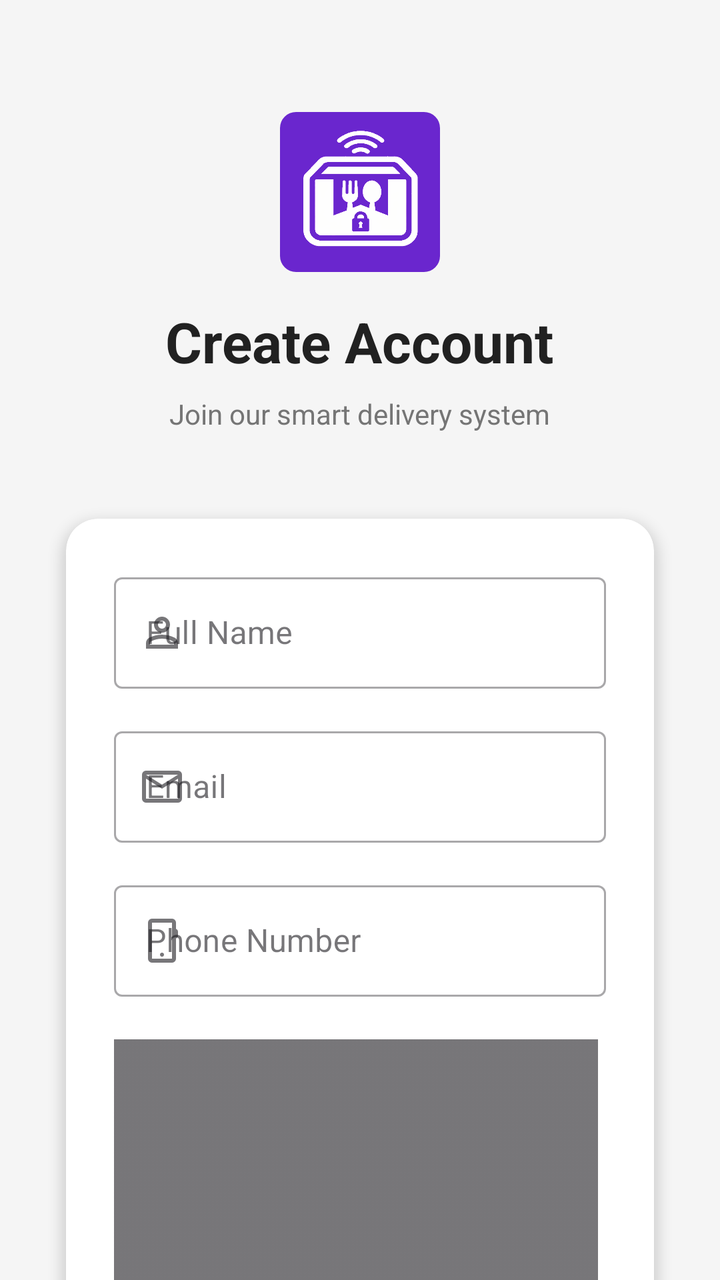
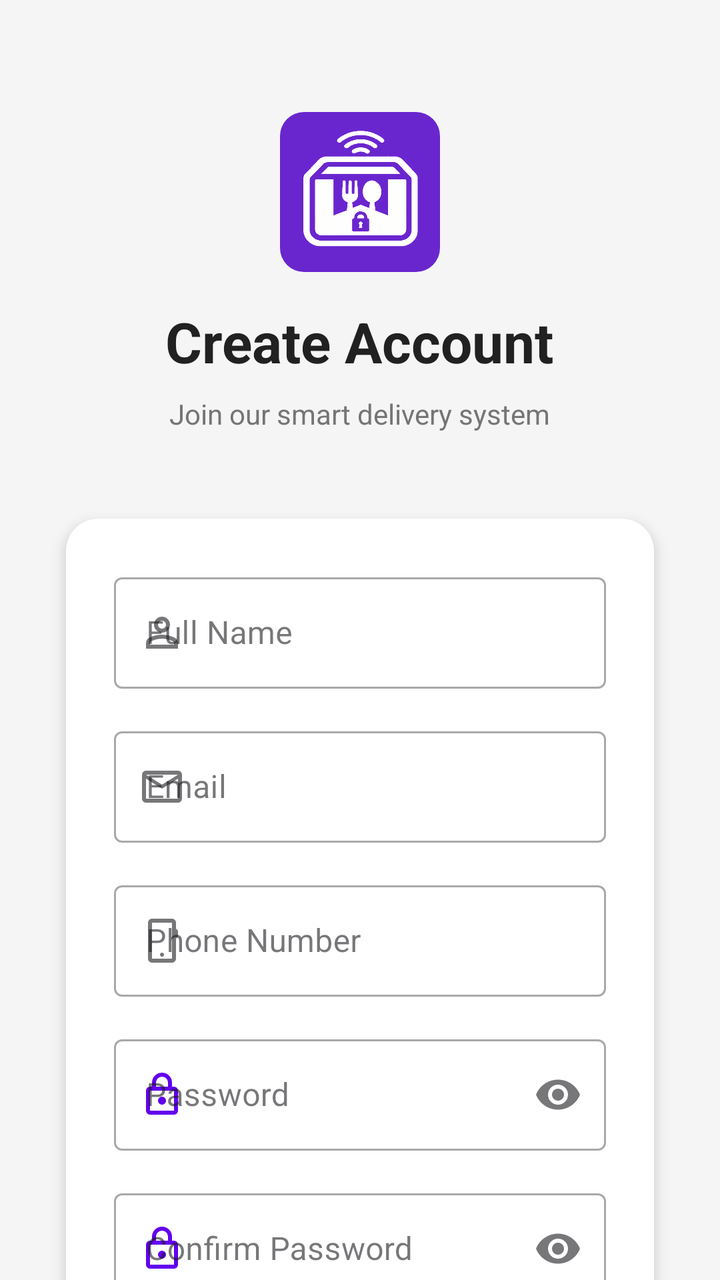

Two renders of the same Android screen: before a commit and after it. Below are the layout's source before the change and the commit's diff.
<!-- AndroidManifest.xml: application theme Theme.SmartFoodDeliveryBox -->
<!-- res/layout/activity_registration.xml -->
<?xml version="1.0" encoding="utf-8"?>
<androidx.core.widget.NestedScrollView
    xmlns:android="http://schemas.android.com/apk/res/android"
    xmlns:app="http://schemas.android.com/apk/res-auto"
    android:id="@+id/registerScroll"
    android:layout_width="match_parent"
    android:layout_height="match_parent"
    android:background="#F5F5F5"
    android:fillViewport="true">

    <LinearLayout
        android:id="@+id/registerRoot"
        android:layout_width="match_parent"
        android:layout_height="wrap_content"
        android:orientation="vertical"
        android:padding="24dp"
        android:paddingBottom="40dp"
        android:gravity="top">

        
        <com.google.android.material.imageview.ShapeableImageView
            android:id="@+id/ivHeaderIcon"
            android:layout_width="80dp"
            android:layout_height="80dp"
            android:layout_gravity="center_horizontal"
            android:layout_marginTop="32dp"
            android:src="@drawable/ic_logo"
            android:scaleType="centerCrop"
            android:background="@android:color/transparent"
            android:tint="@null"
            app:tint="@null"
            app:shapeAppearanceOverlay="@style/ShapeAppearance.Material3.MediumComponent" />


        <TextView
            android:id="@+id/tvCreateAccount"
            android:layout_width="wrap_content"
            android:layout_height="wrap_content"
            android:text="Create Account"
            android:textSize="28sp"
            android:textStyle="bold"
            android:textColor="#212121"
            android:layout_gravity="center_horizontal"
            android:layout_marginTop="16dp"/>

        <TextView
            android:id="@+id/tvJoinSubtitle"
            android:layout_width="wrap_content"
            android:layout_height="wrap_content"
            android:text="Join our smart delivery system"
            android:textSize="14sp"
            android:textColor="#757575"
            android:layout_gravity="center_horizontal"
            android:layout_marginTop="8dp"
            android:layout_marginBottom="32dp"/>

        
        <androidx.cardview.widget.CardView
            android:id="@+id/cardRegister"
            android:layout_width="match_parent"
            android:layout_height="wrap_content"
            app:cardCornerRadius="16dp"
            app:cardElevation="4dp"
            app:cardUseCompatPadding="true">

            <LinearLayout
                android:layout_width="match_parent"
                android:layout_height="wrap_content"
                android:orientation="vertical"
                android:padding="24dp">

                
                <com.google.android.material.textfield.TextInputLayout
                    android:id="@+id/tilName"
                    android:layout_width="match_parent"
                    android:layout_height="wrap_content"
                    android:hint="Full Name"
                    app:startIconDrawable="@drawable/ic_user"
                    style="@style/Widget.MaterialComponents.TextInputLayout.OutlinedBox">

                    <com.google.android.material.textfield.TextInputEditText
                        android:id="@+id/etName"
                        android:layout_width="match_parent"
                        android:layout_height="wrap_content"
                        android:inputType="textPersonName"
                        android:imeOptions="actionNext"
                        android:singleLine="true"/>
                </com.google.android.material.textfield.TextInputLayout>

                
                <com.google.android.material.textfield.TextInputLayout
                    android:id="@+id/tilEmail"
                    android:layout_width="match_parent"
                    android:layout_height="wrap_content"
                    android:hint="Email"
                    android:layout_marginTop="16dp"
                    app:startIconDrawable="@drawable/ic_email"
                    style="@style/Widget.MaterialComponents.TextInputLayout.OutlinedBox">

                    <com.google.android.material.textfield.TextInputEditText
                        android:id="@+id/etEmail"
                        android:layout_width="match_parent"
                        android:layout_height="wrap_content"
                        android:inputType="textEmailAddress"
                        android:imeOptions="actionNext"
                        android:singleLine="true"/>
                </com.google.android.material.textfield.TextInputLayout>

                
                <com.google.android.material.textfield.TextInputLayout
                    android:id="@+id/tilPhone"
                    android:layout_width="match_parent"
                    android:layout_height="wrap_content"
                    android:hint="Phone Number"
                    android:layout_marginTop="16dp"
                    app:startIconDrawable="@drawable/ic_phone"
                    style="@style/Widget.MaterialComponents.TextInputLayout.OutlinedBox">

                    <com.google.android.material.textfield.TextInputEditText
                        android:id="@+id/etPhone"
                        android:layout_width="match_parent"
                        android:layout_height="wrap_content"
                        android:inputType="phone"
                        android:imeOptions="actionNext"
                        android:singleLine="true"/>
                </com.google.android.material.textfield.TextInputLayout>

                
                <com.google.android.material.textfield.TextInputLayout
                    android:id="@+id/tilPassword"
                    android:layout_width="match_parent"
                    android:layout_height="wrap_content"
                    android:hint="Password"
                    android:layout_marginTop="16dp"
                    app:startIconDrawable="@drawable/ic_launcher_foreground"
                    app:endIconMode="password_toggle"
                    style="@style/Widget.MaterialComponents.TextInputLayout.OutlinedBox">

                    <com.google.android.material.textfield.TextInputEditText
                        android:id="@+id/etPassword"
                        android:layout_width="match_parent"
                        android:layout_height="wrap_content"
                        android:inputType="textPassword"
                        android:imeOptions="actionNext"
                        android:singleLine="true"/>
                </com.google.android.material.textfield.TextInputLayout>

                
                <com.google.android.material.textfield.TextInputLayout
                    android:id="@+id/tilConfirmPassword"
                    android:layout_width="match_parent"
                    android:layout_height="wrap_content"
                    android:hint="Confirm Password"
                    android:layout_marginTop="16dp"
                    app:startIconDrawable="@drawable/ic_lock"
                    app:endIconMode="password_toggle"
                    style="@style/Widget.MaterialComponents.TextInputLayout.OutlinedBox">

                    <com.google.android.material.textfield.TextInputEditText
                        android:id="@+id/etConfirmPassword"
                        android:layout_width="match_parent"
                        android:layout_height="wrap_content"
                        android:inputType="textPassword"
                        android:imeOptions="actionDone"
                        android:singleLine="true"/>
                </com.google.android.material.textfield.TextInputLayout>

                
                <com.google.android.material.button.MaterialButton
                    android:id="@+id/btnRegister"
                    android:layout_width="match_parent"
                    android:layout_height="56dp"
                    android:text="Register"
                    android:textSize="16sp"
                    android:layout_marginTop="24dp"
                    app:cornerRadius="12dp"/>

                
                <ProgressBar
                    android:id="@+id/progressBar"
                    android:layout_width="wrap_content"
                    android:layout_height="wrap_content"
                    android:layout_gravity="center"
                    android:layout_marginTop="16dp"
                    android:visibility="gone"/>
            </LinearLayout>

        </androidx.cardview.widget.CardView>

        
        <LinearLayout
            android:id="@+id/layoutLoginLink"
            android:layout_width="wrap_content"
            android:layout_height="wrap_content"
            android:orientation="horizontal"
            android:layout_gravity="center_horizontal"
            android:layout_marginTop="24dp">

            <TextView
                android:layout_width="wrap_content"
                android:layout_height="wrap_content"
                android:text="Already have an account? "
                android:textColor="#757575"/>

            <TextView
                android:id="@+id/tvLogin"
                android:layout_width="wrap_content"
                android:layout_height="wrap_content"
                android:text="Login"
                android:textColor="#2196F3"
                android:textStyle="bold"
                android:clickable="true"
                android:focusable="true"/>
        </LinearLayout>

    </LinearLayout>

</androidx.core.widget.NestedScrollView>
<!-- resources referenced by this layout -->
<resources>
  <!-- drawable ic_email (drawable) -->
  <vector xmlns:android="http://schemas.android.com/apk/res/android"
      android:width="24dp"
      android:height="24dp"
      android:viewportWidth="960"
      android:viewportHeight="960">
    <path
        android:pathData="M160,800q-33,0 -56.5,-23.5T80,720v-480q0,-33 23.5,-56.5T160,160h640q33,0 56.5,23.5T880,240v480q0,33 -23.5,56.5T800,800L160,800ZM480,520L160,320v400h640v-400L480,520ZM480,440 L800,240L160,240l320,200ZM160,320v-80,480 -400Z"
        android:fillColor="#e3e3e3"/>
  </vector>
  <!-- drawable ic_launcher_foreground: png bitmap (drawable, 245127 bytes) -->
  <!-- drawable ic_lock (drawable) -->
  <vector xmlns:android="http://schemas.android.com/apk/res/android"
      android:width="24dp"
      android:height="24dp"
      android:viewportWidth="960"
      android:viewportHeight="960">
    <path
        android:pathData="M240,880q-33,0 -56.5,-23.5T160,800v-400q0,-33 23.5,-56.5T240,320h40v-80q0,-83 58.5,-141.5T480,40q83,0 141.5,58.5T680,240v80h40q33,0 56.5,23.5T800,400v400q0,33 -23.5,56.5T720,880L240,880ZM240,800h480v-400L240,400v400ZM480,680q33,0 56.5,-23.5T560,600q0,-33 -23.5,-56.5T480,520q-33,0 -56.5,23.5T400,600q0,33 23.5,56.5T480,680ZM360,320h240v-80q0,-50 -35,-85t-85,-35q-50,0 -85,35t-35,85v80ZM240,800v-400,400Z"
        android:fillColor="#e3e3e3"/>
  </vector>
  <!-- drawable ic_logo: png bitmap (drawable, 36711 bytes) -->
  <!-- drawable ic_phone (drawable) -->
  <vector xmlns:android="http://schemas.android.com/apk/res/android"
      android:width="24dp"
      android:height="24dp"
      android:viewportWidth="960"
      android:viewportHeight="960">
    <path
        android:pathData="M280,920q-33,0 -56.5,-23.5T200,840v-720q0,-33 23.5,-56.5T280,40h400q33,0 56.5,23.5T760,120v124q18,7 29,22t11,34v80q0,19 -11,34t-29,22v404q0,33 -23.5,56.5T680,920L280,920ZM280,840h400v-720L280,120v720ZM280,840v-720,720ZM480,800q17,0 28.5,-11.5T520,760q0,-17 -11.5,-28.5T480,720q-17,0 -28.5,11.5T440,760q0,17 11.5,28.5T480,800Z"
        android:fillColor="#e3e3e3"/>
  </vector>
  <!-- drawable ic_user (drawable) -->
  <vector xmlns:android="http://schemas.android.com/apk/res/android"
      android:width="24dp"
      android:height="24dp"
      android:viewportWidth="960"
      android:viewportHeight="960">
    <path
        android:pathData="M480,480q-66,0 -113,-47t-47,-113q0,-66 47,-113t113,-47q66,0 113,47t47,113q0,66 -47,113t-113,47ZM160,800v-112q0,-34 17.5,-62.5T224,582q62,-31 126,-46.5T480,520q66,0 130,15.5T736,582q29,15 46.5,43.5T800,688v112L160,800ZM240,720h480v-32q0,-11 -5.5,-20T700,654q-54,-27 -109,-40.5T480,600q-56,0 -111,13.5T260,654q-9,5 -14.5,14t-5.5,20v32ZM480,400q33,0 56.5,-23.5T560,320q0,-33 -23.5,-56.5T480,240q-33,0 -56.5,23.5T400,320q0,33 23.5,56.5T480,400ZM480,320ZM480,720Z"
        android:fillColor="#e3e3e3"/>
  </vector>
  <style name="Theme.SmartFoodDeliveryBox" parent="Base.Theme.SmartFoodDeliveryBox" />
  <style name="Base.Theme.SmartFoodDeliveryBox" parent="Theme.Material3.DayNight.NoActionBar">
          
          
      </style>
</resources>

<!-- the commit's change to res/layout/activity_registration.xml (unified diff, before → after) -->
@@ -26,11 +26,7 @@
             android:layout_marginTop="32dp"
             android:src="@drawable/ic_logo"
             android:scaleType="centerCrop"
-            android:background="@android:color/transparent"
-            android:tint="@null"
-            app:tint="@null"
-            app:shapeAppearanceOverlay="@style/ShapeAppearance.Material3.MediumComponent" />
-
+            app:shapeAppearanceOverlay="@style/ShapeAppearance.Material3.Corner.Medium" />
 
         <TextView
             android:id="@+id/tvCreateAccount"
@@ -132,7 +128,8 @@
                     android:layout_height="wrap_content"
                     android:hint="Password"
                     android:layout_marginTop="16dp"
-                    app:startIconDrawable="@drawable/ic_launcher_foreground"
+                    app:startIconDrawable="@drawable/ic_lock"
+                    app:startIconTint="@color/primary"
                     app:endIconMode="password_toggle"
                     style="@style/Widget.MaterialComponents.TextInputLayout.OutlinedBox">
 
@@ -153,6 +150,7 @@
                     android:hint="Confirm Password"
                     android:layout_marginTop="16dp"
                     app:startIconDrawable="@drawable/ic_lock"
+                    app:startIconTint="@color/primary"
                     app:endIconMode="password_toggle"
                     style="@style/Widget.MaterialComponents.TextInputLayout.OutlinedBox">
 
@@ -164,6 +162,7 @@
                         android:imeOptions="actionDone"
                         android:singleLine="true"/>
                 </com.google.android.material.textfield.TextInputLayout>
+
 
                 
                 <com.google.android.material.button.MaterialButton
<!-- resource entries referenced after the edit -->
@@ -1,5 +1,6 @@
 <!-- resources referenced by this layout -->
 <resources>
+  <color name="primary">#FF6200EE</color>
   <!-- drawable ic_email (drawable) -->
   <vector xmlns:android="http://schemas.android.com/apk/res/android"
       android:width="24dp"
@@ -10,7 +11,6 @@
         android:pathData="M160,800q-33,0 -56.5,-23.5T80,720v-480q0,-33 23.5,-56.5T160,160h640q33,0 56.5,23.5T880,240v480q0,33 -23.5,56.5T800,800L160,800ZM480,520L160,320v400h640v-400L480,520ZM480,440 L800,240L160,240l320,200ZM160,320v-80,480 -400Z"
         android:fillColor="#e3e3e3"/>
   </vector>
-  <!-- drawable ic_launcher_foreground: png bitmap (drawable, 245127 bytes) -->
   <!-- drawable ic_lock (drawable) -->
   <vector xmlns:android="http://schemas.android.com/apk/res/android"
       android:width="24dp"
